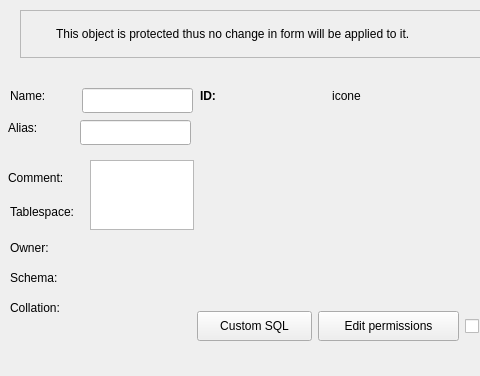
Before: the Qt Designer form libs/libgui/ui/dbobjects/baseobjectwidget.ui in maniac787/pgmodeler, drawn with Qt 5; both pictures show x 0 to 480 and y 0 to 376 of the 695 by 477 pixel window.
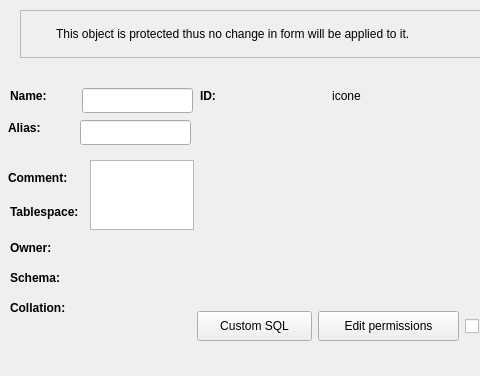
After: the same form once the commit is applied. Icons and pictures are not drawn.

Patch:
```diff
--- a/libs/libgui/ui/dbobjects/baseobjectwidget.ui
+++ b/libs/libgui/ui/dbobjects/baseobjectwidget.ui
@@ -43,6 +43,11 @@
      <height>16777215</height>
     </size>
    </property>
+   <property name="font">
+    <font>
+     <bold>true</bold>
+    </font>
+   </property>
    <property name="text">
     <string>Name:</string>
    </property>
@@ -111,6 +116,11 @@
      <height>16777215</height>
     </size>
    </property>
+   <property name="font">
+    <font>
+     <bold>true</bold>
+    </font>
+   </property>
    <property name="text">
     <string>Comment:</string>
    </property>
@@ -130,6 +140,11 @@
      <verstretch>0</verstretch>
     </sizepolicy>
    </property>
+   <property name="font">
+    <font>
+     <bold>true</bold>
+    </font>
+   </property>
    <property name="text">
     <string>Tablespace:</string>
    </property>
@@ -149,6 +164,11 @@
      <verstretch>0</verstretch>
     </sizepolicy>
    </property>
+   <property name="font">
+    <font>
+     <bold>true</bold>
+    </font>
+   </property>
    <property name="text">
     <string>Schema:</string>
    </property>
@@ -314,6 +334,11 @@
      <verstretch>0</verstretch>
     </sizepolicy>
    </property>
+   <property name="font">
+    <font>
+     <bold>true</bold>
+    </font>
+   </property>
    <property name="text">
     <string>Collation:</string>
    </property>
@@ -374,6 +399,11 @@
      <verstretch>0</verstretch>
     </sizepolicy>
    </property>
+   <property name="font">
+    <font>
+     <bold>true</bold>
+    </font>
+   </property>
    <property name="text">
     <string>Owner:</string>
    </property>
@@ -543,6 +573,11 @@
      <height>16777215</height>
     </size>
    </property>
+   <property name="font">
+    <font>
+     <bold>true</bold>
+    </font>
+   </property>
    <property name="text">
     <string>Alias:</string>
    </property>
```
Left out of the diff: 2 changed lines with no effect on the pictures.
